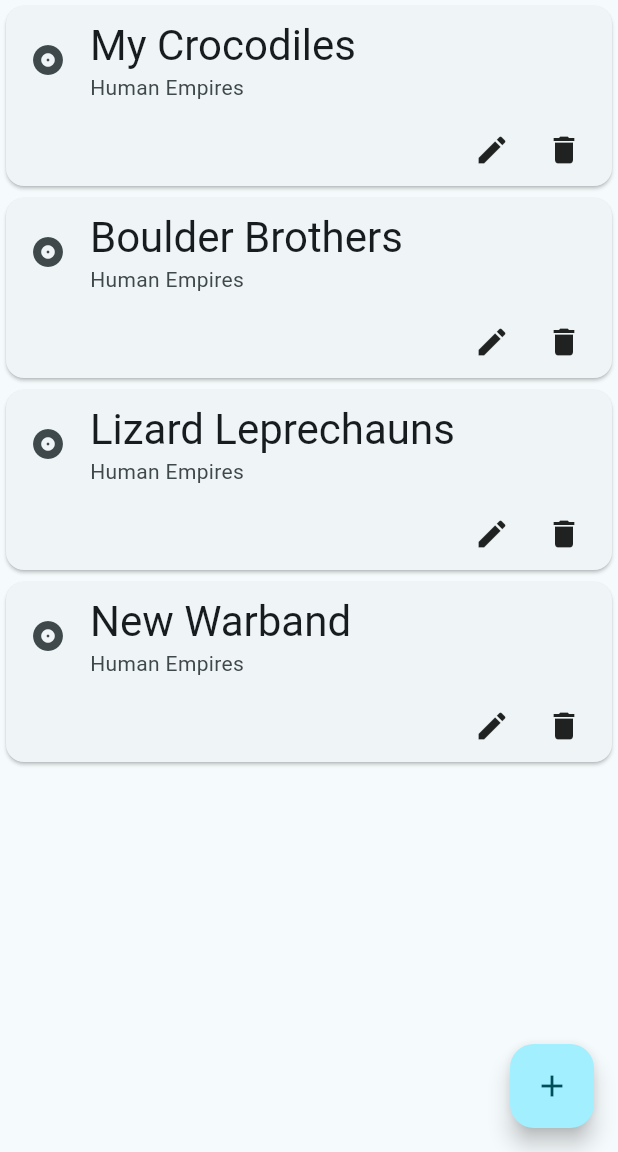
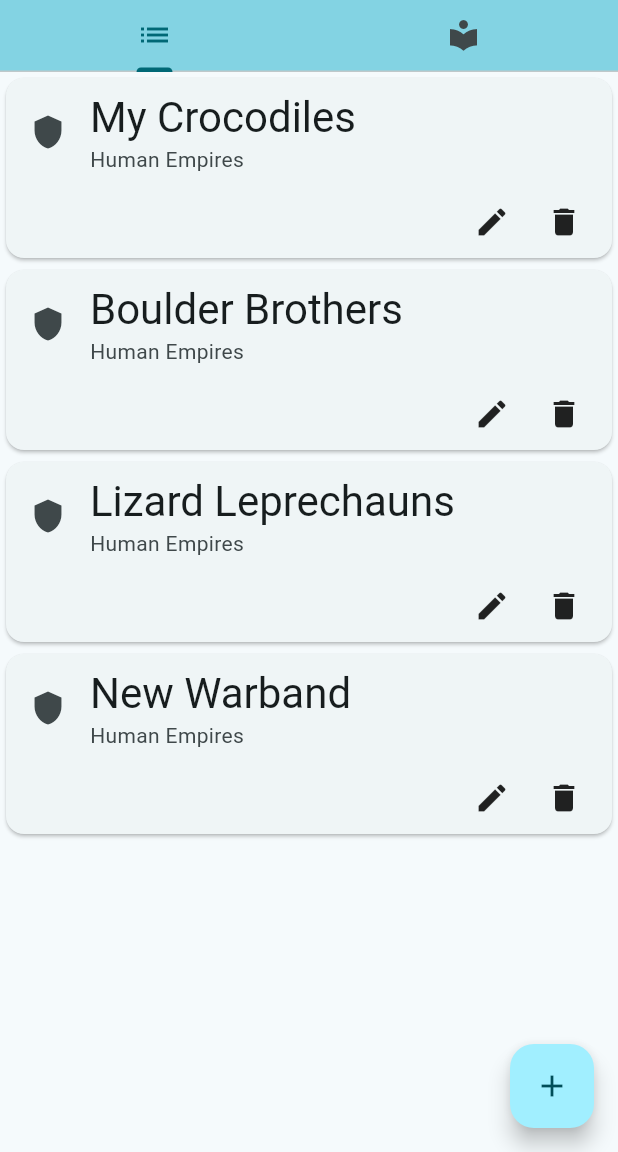
Before and after one commit to ViktorStahl/age_of_cards_app, a Flutter app: the screen it shows after launch, after a tap on the "add" icon, on a phone screen of 412 x 824 dp, the part 84-1236 px from its top. Run offline on Flutter 3.47's test engine with Material 2 defaults, Android fonts, the phone set to English and light mode, and no system bars.

Commit message:
Add TabController

```diff
--- a/lib/HomePage.dart
+++ /dev/null
@@ -1,35 +0,0 @@
-import 'package:age_of_cards_app/warbands/warbandPage.dart';
-import 'package:flutter/material.dart';
-
-class HomePage extends StatefulWidget {
-  const HomePage({super.key, required this.title});
-
-  // This widget is the home page of your application. It is stateful, meaning
-  // that it has a State object (defined below) that contains fields that affect
-  // how it looks.
-
-  // This class is the configuration for the state. It holds the values (in this
-  // case the title) provided by the parent (in this case the App widget) and
-  // used by the build method of the State. Fields in a Widget subclass are
-  // always marked "final".
-
-  final String title;
-
-  @override
-  State<HomePage> createState() => _HomePageState();
-}
-
-class _HomePageState extends State<HomePage> {
-  @override
-  Widget build(BuildContext context) {
-    // This method is rerun every time setState is called, for instance as done
-    // by the _incrementCounter method above.
-    return Scaffold(
-      appBar: AppBar(
-        backgroundColor: Theme.of(context).colorScheme.inversePrimary,
-        title: Text(widget.title),
-      ),
-      body: const WarbandPage()
-    );
-  }
-}
--- /dev/null
+++ b/lib/home_tab_controller.dart
@@ -0,0 +1,67 @@
+import 'package:age_of_cards_app/warbands/warband_page.dart';
+import 'package:flutter/material.dart';
+
+class HomeTabController extends StatefulWidget {
+  const HomeTabController({super.key, required this.title});
+
+  // This widget is the home page of your application. It is stateful, meaning
+  // that it has a State object (defined below) that contains fields that affect
+  // how it looks.
+
+  // This class is the configuration for the state. It holds the values (in this
+  // case the title) provided by the parent (in this case the App widget) and
+  // used by the build method of the State. Fields in a Widget subclass are
+  // always marked "final".
+
+  final String title;
+
+  @override
+  State<HomeTabController> createState() => _HomeTabControllerState();
+}
+
+class _HomeTabControllerState extends State<HomeTabController> with TickerProviderStateMixin {
+  late TabController _tabController;
+
+  @override
+  void initState() {
+    super.initState();
+    _tabController = TabController(length: 2, vsync: this, initialIndex: 0);
+    _tabController.addListener(_handleTabIndex);
+  }
+
+  @override
+  void dispose() {
+    _tabController.removeListener(_handleTabIndex);
+    _tabController.dispose();
+    super.dispose();
+  }
+
+  void _handleTabIndex() {
+    setState(() {});
+  }
+
+  @override
+  Widget build(BuildContext context) {
+    // This method is rerun every time setState is called, for instance as done
+    // by the _incrementCounter method above.
+    return DefaultTabController(
+        length: 3,
+        child: Scaffold(
+            appBar: AppBar(
+              backgroundColor: Theme.of(context).colorScheme.inversePrimary,
+              title: Text(widget.title),
+              bottom: TabBar(
+                controller: _tabController,
+                tabs: const [
+                  Tab(icon: Icon(Icons.list)),
+                  Tab(icon: Icon(Icons.local_library)),
+                ],
+              ),
+            ),
+            body: TabBarView(controller: _tabController, children: const [
+              WarbandPage(),
+              Icon(Icons.local_library),
+            ]),
+        ));
+  }
+}
--- a/lib/main.dart
+++ b/lib/main.dart
@@ -1,6 +1,6 @@
 import 'package:flutter/material.dart';
 
-import 'HomePage.dart';
+import 'home_tab_controller.dart';
 
 void main() {
   runApp(const MyApp());
@@ -33,7 +33,7 @@ class MyApp extends StatelessWidget {
         colorScheme: ColorScheme.fromSeed(seedColor: Colors.cyan),
         useMaterial3: true,
       ),
-      home: const HomePage(title: 'Age of Cards'),
+      home: const HomeTabController(title: 'Age of Cards'),
     );
   }
 }
--- a/lib/warbands/warbandPage.dart
+++ b/lib/warbands/warband_page.dart
@@ -54,7 +54,7 @@ class WarbandCard extends StatelessWidget {
         mainAxisSize: MainAxisSize.min,
         children: <Widget>[
           ListTile(
-            leading: Icon(Icons.album),
+            leading: const Icon(Icons.shield),
             title: Text(
               _name,
               style: Theme.of(context).textTheme.headlineMedium,
```
